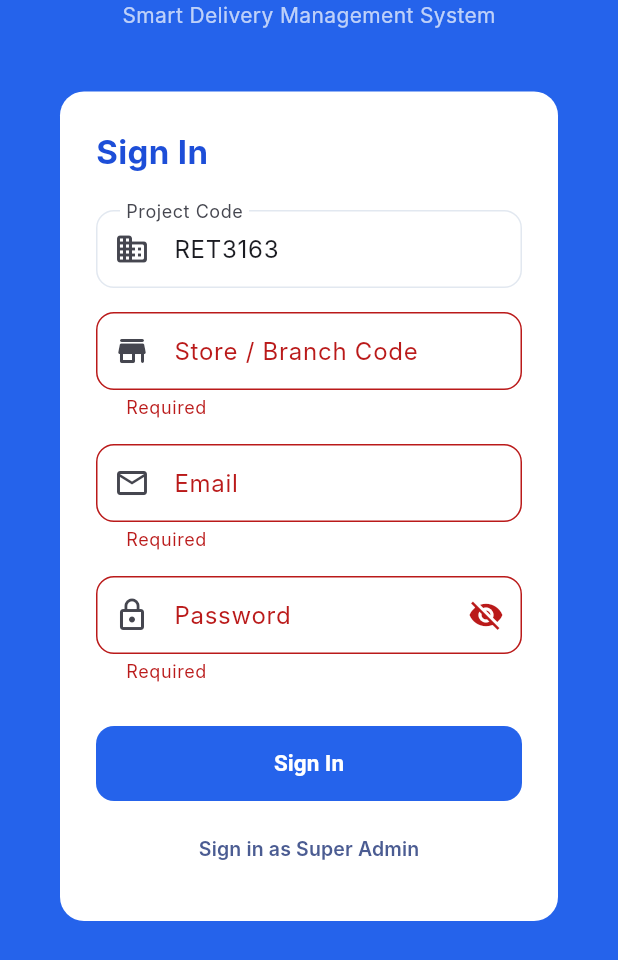
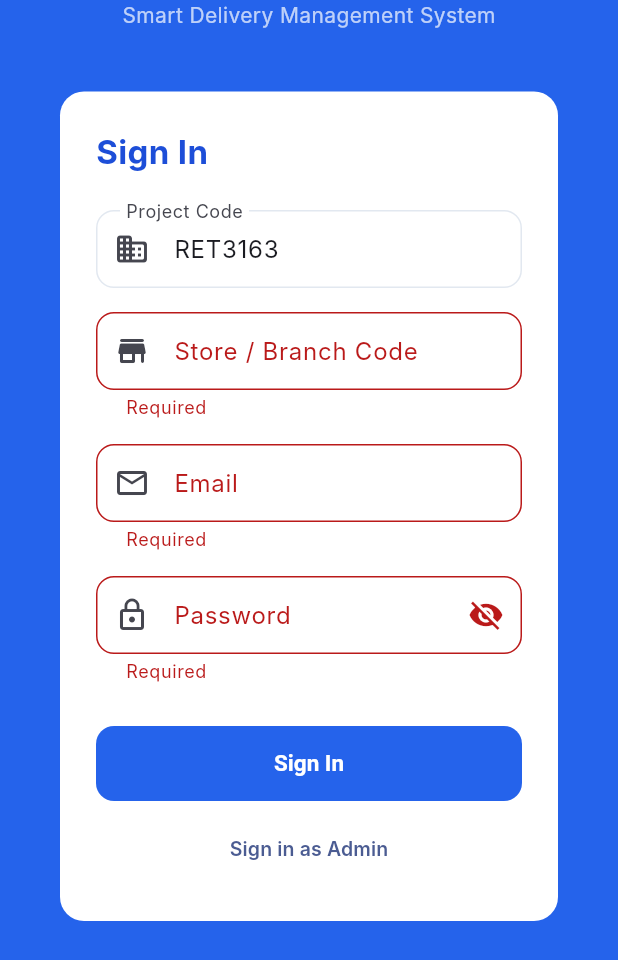
Before and after one commit to juggernaut03/eroc_picker_mobile_app, a Flutter app: the LoginScreen screen opened directly, after a tap on "Sign In", on a phone screen of 412 x 824 dp, the part 276-1236 px from its top. Run offline on Flutter 3.47's test engine with Material 3 defaults, Android fonts, the phone set to English and light mode, and no system bars; our stand-ins replace cached_network_image, firebase_core, firebase_messaging, flutter_local_notifications, flutter_secure_storage, pdf and 2 more; missing offline and left inert: mobile_scanner; accounts and stored records are empty; Roboto replaces fonts that are missing (Inter).

Commit message:
refactor: rename super_admin role and references to admin for consistency

```diff
--- a/lib/models/user_model.dart
+++ b/lib/models/user_model.dart
@@ -91,7 +91,7 @@ class PickerUser {
         'is_active': isActive,
       };
 
-  bool get isManager => role == 'store_manager';
+  bool get isManager => role == 'manager';
   bool get isPicker => role == 'picker';
-  bool get isSuperAdmin => role == 'super_admin';
+  bool get isAdmin => role == 'admin';
 }
--- a/lib/screens/auth/login_screen.dart
+++ b/lib/screens/auth/login_screen.dart
@@ -47,7 +47,7 @@ class _LoginScreenState extends State<LoginScreen> {
       NotificationService.registerTokenSafe();
       final user = auth.user!;
       Widget home;
-      if (user.isSuperAdmin) {
+      if (user.isAdmin) {
         home = const SuperAdminHomeScreen();
       } else if (user.isManager) {
         home = const ManagerHomeScreen();
@@ -212,7 +212,7 @@ class _LoginScreenState extends State<LoginScreen> {
                                       ),
                                     ),
                             child: const Text(
-                              'Sign in as Super Admin',
+                              'Sign in as Admin',
                               style: TextStyle(
                                   fontSize: 13, fontWeight: FontWeight.w600),
                             ),
--- a/lib/screens/manager/order_detail_screen.dart
+++ b/lib/screens/manager/order_detail_screen.dart
@@ -233,10 +233,10 @@ class _OrderDetailScreenState extends State<OrderDetailScreen> {
       context: context,
       builder: (_) => AlertDialog(
         shape: RoundedRectangleBorder(borderRadius: BorderRadius.circular(20)),
-        title: const Text('Send to Super Admin',
+        title: const Text('Send to Admin',
             style: TextStyle(fontWeight: FontWeight.w700)),
         content: Text(
-            'Forward Order #${widget.order.ordersIdorders} to the super admin for review?'),
+            'Forward Order #${widget.order.ordersIdorders} to the admin for review?'),
         actions: [
           TextButton(
               onPressed: () => Navigator.pop(context, false),
@@ -258,7 +258,7 @@ class _OrderDetailScreenState extends State<OrderDetailScreen> {
       });
       ScaffoldMessenger.of(context).showSnackBar(
         const SnackBar(
-            content: Text('Order sent to super admin'),
+            content: Text('Order sent to admin'),
             backgroundColor: AppTheme.success),
       );
       widget.onRefresh();
@@ -698,9 +698,7 @@ class _OrderDetailScreenState extends State<OrderDetailScreen> {
                           size: 22,
                         ),
                         label: Text(
-                          alreadySent
-                              ? 'Sent to Super Admin'
-                              : 'Send to Super Admin',
+                          alreadySent ? 'Sent to Admin' : 'Send to Admin',
                           style: const TextStyle(
                               fontSize: 16, fontWeight: FontWeight.w700),
                         ),
--- a/lib/screens/manager/picker_detail_screen.dart
+++ b/lib/screens/manager/picker_detail_screen.dart
@@ -168,7 +168,8 @@ class PickerDetailScreen extends StatelessWidget {
   String _humanRole(String? r) {
     switch (r) {
       case 'picker': return 'Picker';
-      case 'store_manager': return 'Store Manager';
+      case 'manager': return 'Manager';
+      case 'admin': return 'Admin';
       default: return r ?? '—';
     }
   }
@@ -257,7 +258,7 @@ class _ProfileHeader extends StatelessWidget {
                             borderRadius: BorderRadius.circular(12),
                           ),
                           child: Text(
-                            role == 'store_manager' ? 'Manager' : 'Picker',
+                            role == 'manager' ? 'Manager' : role == 'admin' ? 'Admin' : 'Picker',
                             style: const TextStyle(fontSize: 11, color: Colors.white, fontWeight: FontWeight.w700),
                           ),
                         ),
--- a/lib/screens/splash_screen.dart
+++ b/lib/screens/splash_screen.dart
@@ -53,7 +53,7 @@ class _SplashScreenState extends State<SplashScreen> with SingleTickerProviderSt
     if (auth.isLoggedIn) {
       NotificationService.registerTokenSafe();
       final user = auth.user!;
-      if (user.isSuperAdmin) {
+      if (user.isAdmin) {
         _go(const SuperAdminHomeScreen());
       } else if (user.isManager) {
         _go(const ManagerHomeScreen());
--- a/lib/screens/super_admin/super_admin_home_screen.dart
+++ b/lib/screens/super_admin/super_admin_home_screen.dart
@@ -95,7 +95,7 @@ class _SuperAdminHomeScreenState extends State<SuperAdminHomeScreen> {
                             mainAxisSize: MainAxisSize.min,
                             children: [
                               Text(
-                                user?.name ?? 'Super Admin',
+                                user?.name ?? 'Admin',
                                 maxLines: 1,
                                 overflow: TextOverflow.ellipsis,
                                 style: const TextStyle(
--- a/lib/screens/super_admin/super_admin_login_screen.dart
+++ b/lib/screens/super_admin/super_admin_login_screen.dart
@@ -36,10 +36,10 @@ class _SuperAdminLoginScreenState extends State<SuperAdminLoginScreen> {
     if (!mounted) return;
     if (ok) {
       final user = auth.user!;
-      if (!user.isSuperAdmin) {
+      if (!user.isAdmin) {
         ScaffoldMessenger.of(context).showSnackBar(
           const SnackBar(
-            content: Text('This login is only for super admin accounts.'),
+            content: Text('This login is only for admin accounts.'),
             backgroundColor: AppTheme.error,
           ),
         );
@@ -96,7 +96,7 @@ class _SuperAdminLoginScreenState extends State<SuperAdminLoginScreen> {
                 ),
                 const SizedBox(height: 16),
                 const Text(
-                  'Super Admin',
+                  'Admin',
                   style: TextStyle(
                     color: Colors.white,
                     fontSize: 26,
```
